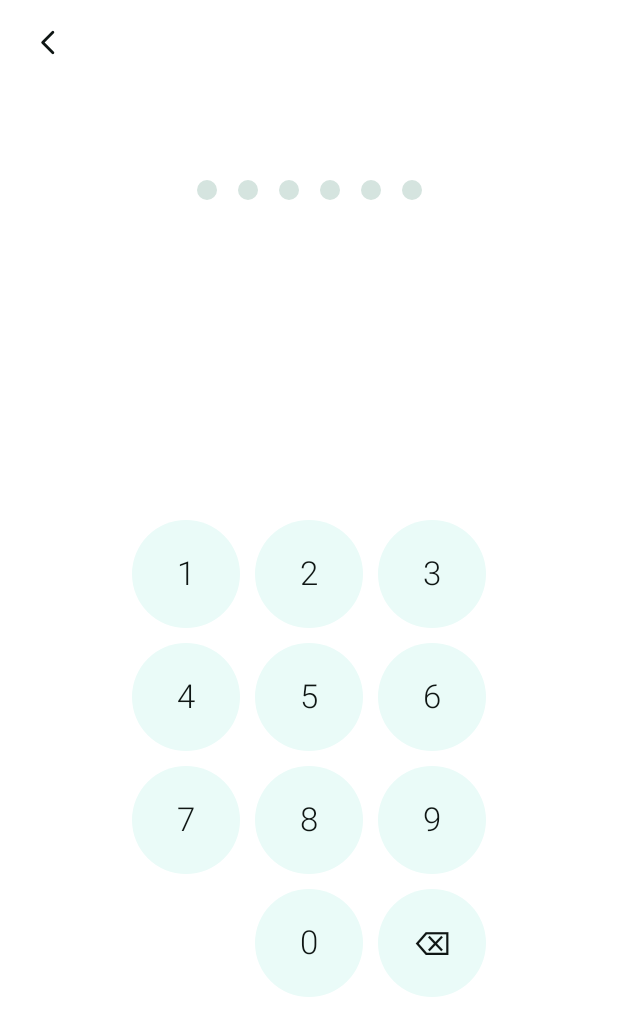
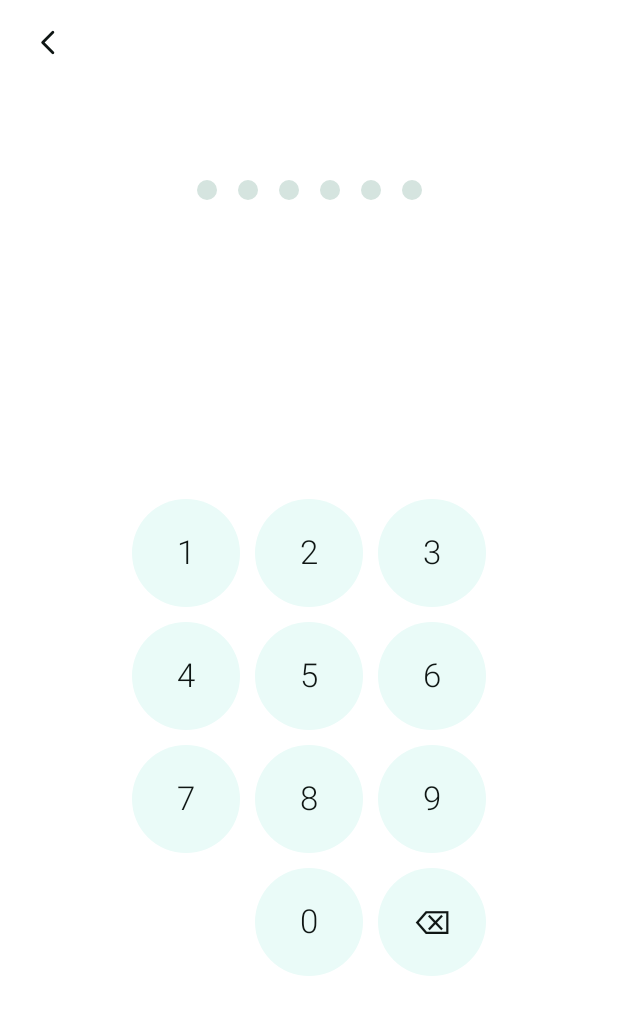
Before and after one commit to mjkang0987/pika-player, an Android app built with Jetpack Compose: the composable PinScreen called with empty values, on a phone screen of 412 x 824 dp. Shown: the top 1036 px of the screen. Run offline under Robolectric (Android 15) with nearby library versions, the phone set to English and light mode, and no system bars.

Commit message:
숫자판과 하단 네비게이션 사이를 따로 벌리기
가운데 정렬이라 남는 자리를 위아래로 똑같이 나눠 갖고 있었다. 아래쪽에는
하단 네비게이션이 붙어 있어 같은 간격이면 좁아 보인다.

화면 아래에 28dp 를 따로 잡고, 가운데로 나누는 몫은 32dp 로 되돌린다.
아래 간격 = 28dp + 나누는 몫의 절반.

Co-Authored-By: Claude Opus 5 <noreply@anthropic.com>
Claude-Session: https://claude.ai/code/session_01HEj3qpi96pjaaEihcazEcc

```diff
--- a/app/src/main/java/com/pikaworks/pikaplayer/ui/vault/PinScreen.kt
+++ b/app/src/main/java/com/pikaworks/pikaplayer/ui/vault/PinScreen.kt
@@ -60,7 +60,13 @@ fun PinScreen(
     val locked = lockedForMs > 0
 
     Column(
-        modifier = modifier.fillMaxSize().background(colors.background),
+        // 아래 여백은 따로 잡는다. 숫자판은 가운데 정렬이라 남는 자리를 위아래로
+        // 똑같이 나눠 갖는데, 아래쪽에는 하단 네비게이션이 붙어 있어 같은 간격이면
+        // 좁아 보인다.
+        modifier = modifier
+            .fillMaxSize()
+            .background(colors.background)
+            .padding(bottom = 28.dp),
         horizontalAlignment = Alignment.CenterHorizontally,
     ) {
         ScreenHeader(title, onBack)
@@ -111,7 +117,7 @@ fun PinScreen(
             // 자리를 꽉 채우지 않는다. 남긴 만큼이 숫자판 위아래 여백이 된다
             // (가운데 정렬이라 절반씩 나뉜다). 딱 맞추면 하단 네비게이션에
             // 붙어 보인다.
-            val breathing = 56.dp
+            val breathing = 32.dp
             // 아래 한계는 44dp. 손가락으로 겨눌 수 있는 최소 크기라 더 줄이지 않는다.
             val keySize = ((maxHeight - gaps - breathing) / 4).coerceIn(44.dp, 72.dp)
             Keypad(
```
